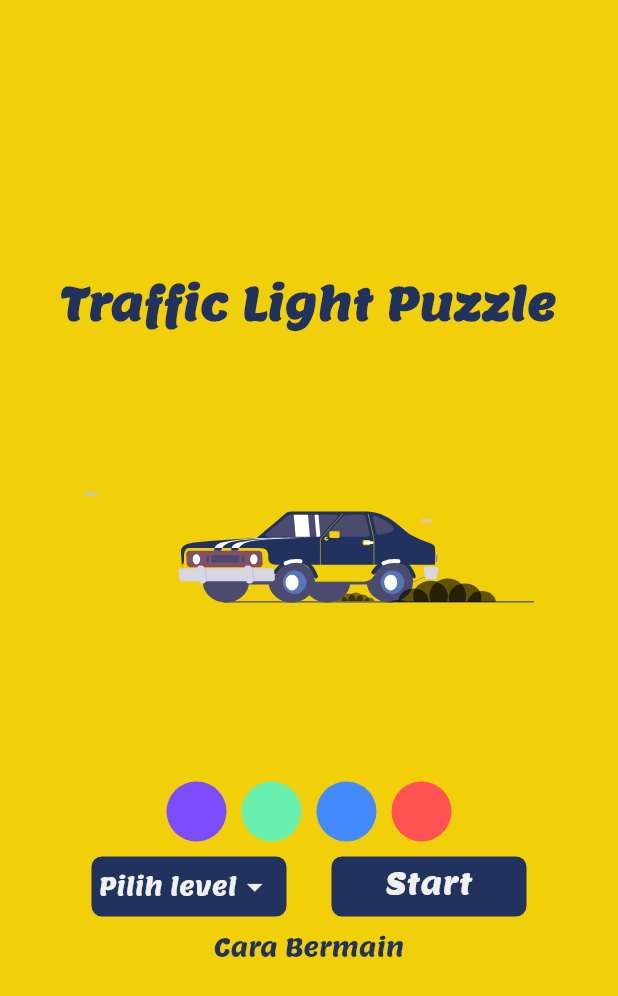
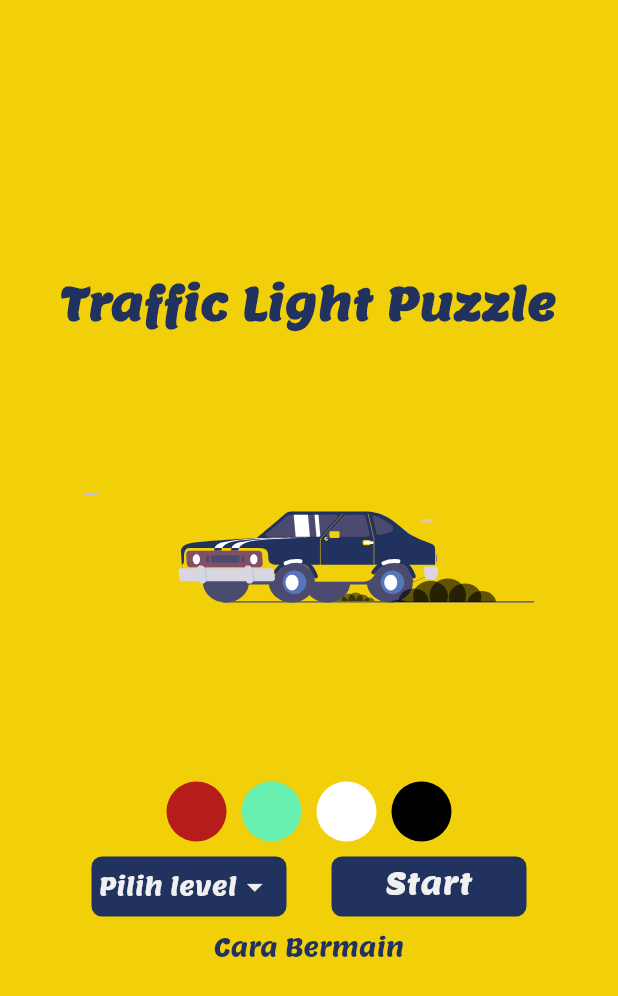
Before and after one commit to Ripat-2345/traffic_light_puzzle, a Flutter app: the screen it shows after launch, on a phone screen of 412 x 824 dp. Shown: the top 996 px of the screen. Run offline on Flutter 3.47's test engine with Material 2 defaults, Android fonts, the phone set to English and light mode, and no system bars; our stand-ins replace flutter_countdown_timer, get, lottie.

Commit message:
car color done

```diff
--- a/lib/controllers/home_controller.dart
+++ b/lib/controllers/home_controller.dart
@@ -6,12 +6,28 @@ class HomeController extends GetxController {
 
   List<String> levels = ["Level 1", "Level 2", "Level 3", "Level 4", "Level 5"];
 
-  List<Color> color = [
-    Colors.deepPurpleAccent,
+  List color = [
+    Colors.red[900],
     Colors.greenAccent,
-    Colors.blueAccent,
-    Colors.redAccent
+    Colors.white,
+    Colors.black,
   ];
 
-  void changeCarColor(Color colorChoose) {}
+  var fileCar = "car.json".obs;
+
+  List cars = [
+    "red_car.json",
+    "green_car.json",
+    "white_car.json",
+    "black_car.json",
+  ];
+
+  void changeCarColor(Color colorChoose) {
+    for (var i = 0; i < color.length; i++) {
+      if (colorChoose == color[i]) {
+        fileCar.value = cars[i];
+        break;
+      }
+    }
+  }
 }
--- a/lib/screens/home_screen.dart
+++ b/lib/screens/home_screen.dart
@@ -33,15 +33,23 @@ class _HomeScreenState extends State<HomeScreen> {
             ),
             textAlign: TextAlign.center,
           ),
-          Lottie.asset(
-            "assets/images/car.json",
-            height: (MediaQuery.of(context).size.width < 800) ? 300 : 300,
+          Obx(
+            () => Lottie.asset(
+              "assets/images/${homeController.fileCar}",
+              height: (MediaQuery.of(context).size.width < 800) ? 300 : 300,
+            ),
           ),
           Row(
             mainAxisAlignment: MainAxisAlignment.center,
             children: [
               for (var i = 0; i < homeController.color.length; i++)
-                CarColor(color: homeController.color[i]),
+                InkWell(
+                  onTap: () =>
+                      homeController.changeCarColor(homeController.color[i]),
+                  child: CarColor(
+                    color: homeController.color[i],
+                  ),
+                ),
             ],
           ),
           const SizedBox(
--- a/lib/screens/widgets/car_color_widget.dart
+++ b/lib/screens/widgets/car_color_widget.dart
@@ -6,9 +6,7 @@ class CarColor extends StatelessWidget {
 
   @override
   Widget build(BuildContext context) {
-    return InkWell(
-      onTap: () {},
-      child: Container(
+    return Container(
       margin: const EdgeInsets.symmetric(horizontal: 5),
       width: 40,
       height: 40,
@@ -16,7 +14,6 @@ class CarColor extends StatelessWidget {
         color: color,
         borderRadius: BorderRadius.circular(100),
       ),
-      ),
     );
   }
 }
```
Lines whose indentation alone changed are shown as unchanged.
